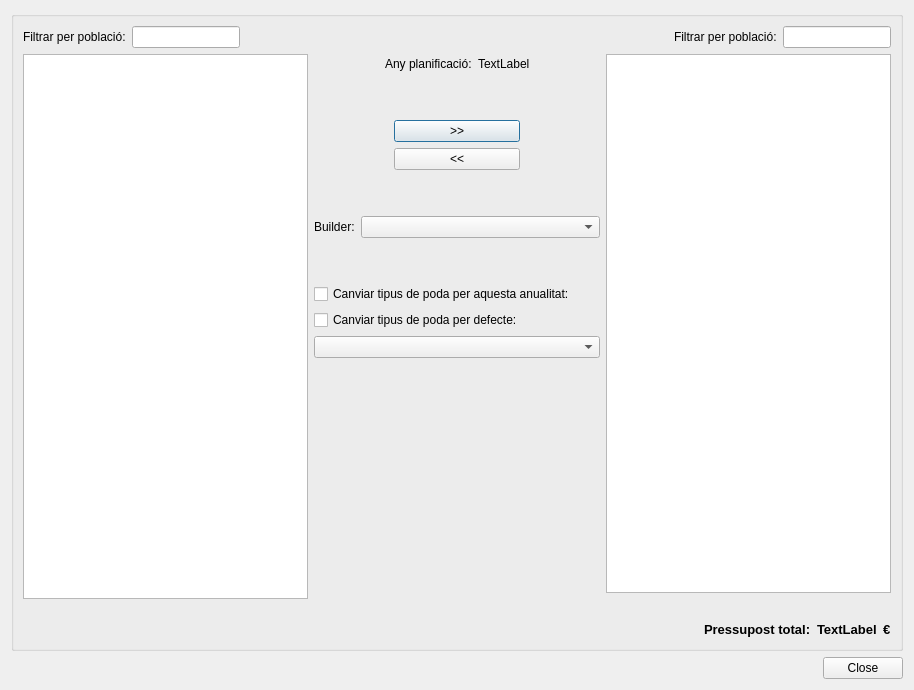
Old version of the form ui/tm/tree_selector.ui in the repository Giswater/giswater_qgis_plugin.
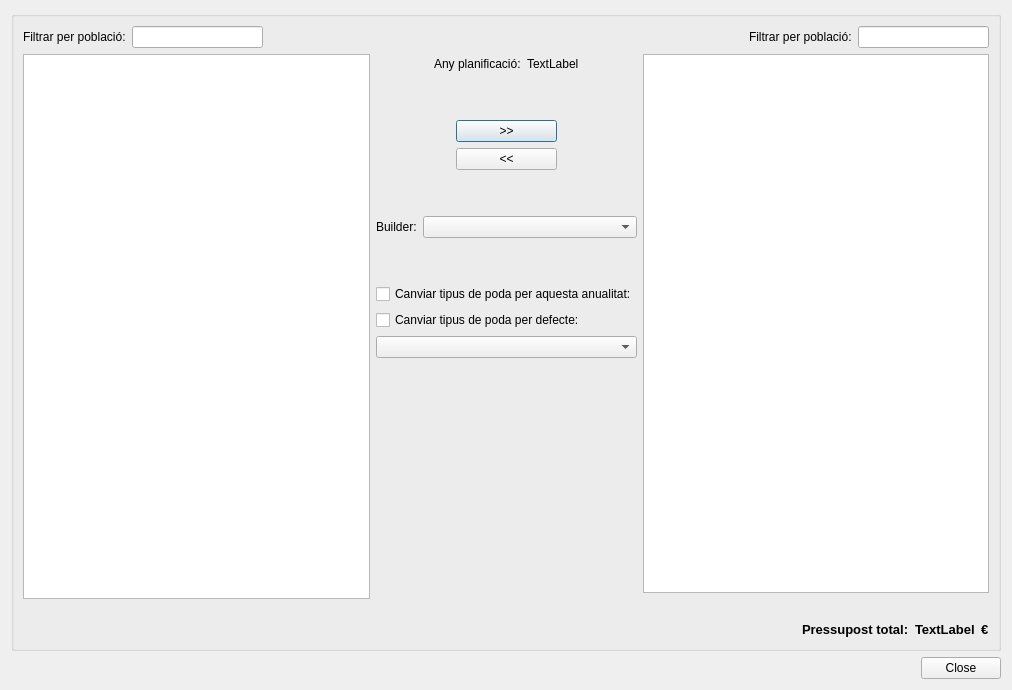
New version of the form.

```diff
--- a/ui/tm/tree_selector.ui
+++ b/ui/tm/tree_selector.ui
@@ -6,7 +6,7 @@
    <rect>
     <x>0</x>
     <y>0</y>
-    <width>914</width>
+    <width>1012</width>
     <height>690</height>
    </rect>
   </property>
@@ -90,7 +90,7 @@
          </layout>
         </item>
         <item>
-         <layout class="QHBoxLayout" name="horizontalLayout_7">
+         <layout class="QHBoxLayout" name="horizontalLayout_7" stretch="1,0,1">
           <item>
            <layout class="QVBoxLayout" name="verticalLayout_8">
             <item>
```
